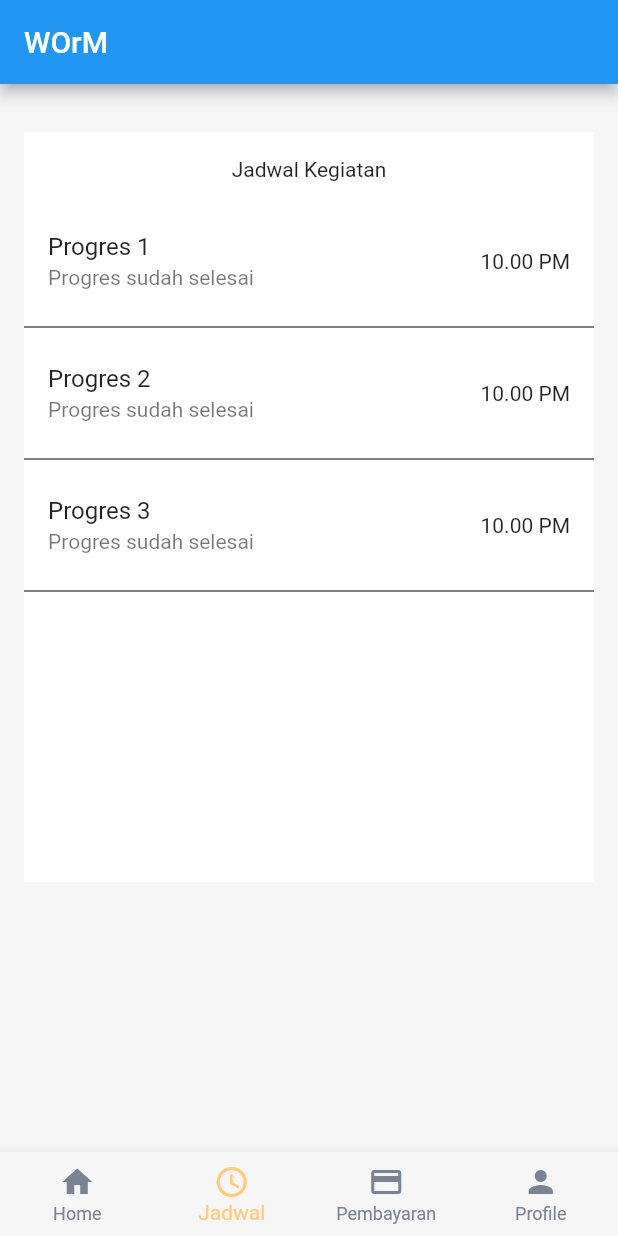
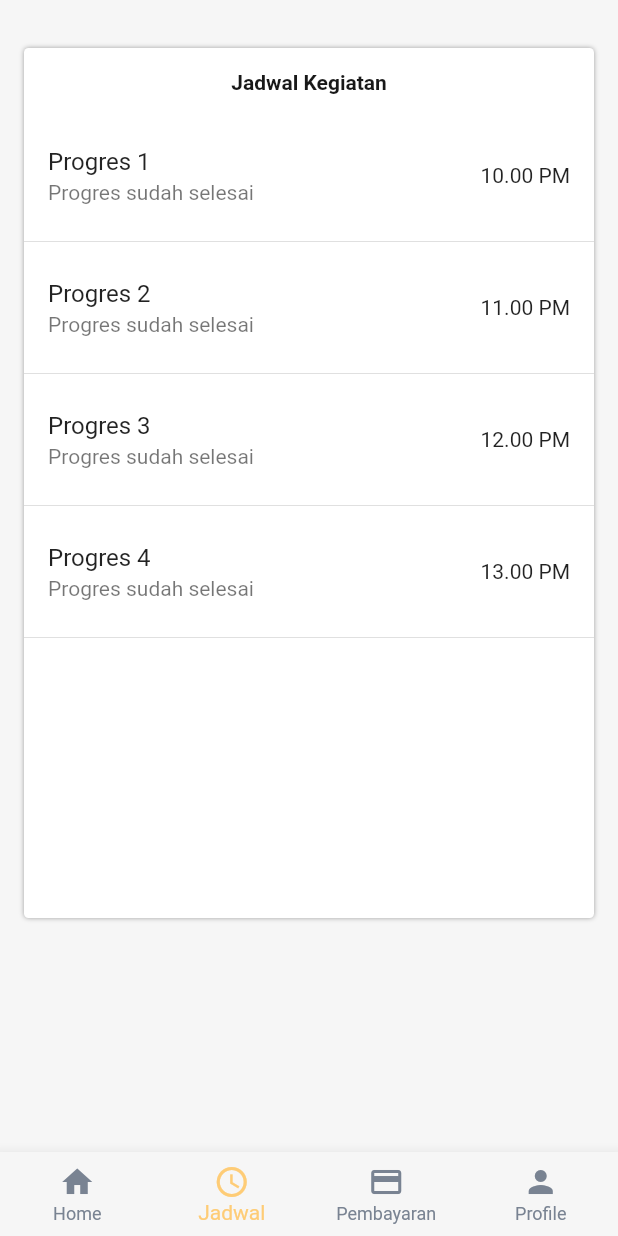
Before and after one commit to AfnanAmiludin/worm, a Flutter app: the screen it shows after launch, item 2 of the bottom bar chosen, on a phone screen of 412 x 824 dp. Run offline on Flutter 3.47's test engine with Material 2 defaults, Android fonts, the phone set to English and light mode, and no system bars; our stand-ins replace convex_bottom_bar; missing offline and left inert: slide_digital_clock; Roboto replaces fonts that are missing (Poppins).

Commit message:
jadwal-shadow

```diff
--- a/lib/page/jadwalPage.dart
+++ b/lib/page/jadwalPage.dart
@@ -13,65 +13,129 @@ class _jadwalPageState extends State<jadwalPage> {
   Widget build(BuildContext context) {
     // final args = ModalRoute.of(context)!.settings.arguments as int;
     return Scaffold(
-      appBar: AppBar(
-        title: Text("WOrM"),
-      ),
-      body: ListView(children: <Widget> [
-        Padding(padding: const EdgeInsets.all(16.0)),
+      body: Column(children: <Widget>[
+        const Padding(padding: EdgeInsets.all(16.0)),
         Container(
-          margin: EdgeInsets.only(right: 16, left: 16),
-          height: 50,
-
-          color: Colors.white,
-          alignment: Alignment.center,
-          child: Text("Jadwal Kegiatan"),
-
-        ),
-        Container(
-          margin: EdgeInsets.only(right: 16, left: 16, bottom: 16),
-          height: 450,
-          color: Colors.white,
+          margin: const EdgeInsets.only(right: 16, left: 16),
+          height: 580,
+          decoration: BoxDecoration(
+            color: Colors.white,
+            borderRadius: BorderRadius.circular(3),
+            // ignore: prefer_const_literals_to_create_immutables
+            boxShadow: [
+              const BoxShadow(
+                color: Colors.grey,
+                blurRadius: 2,
+                offset: Offset(0, 0), // Shadow position
+              ),
+            ],
+          ),
           child: ListView(
-            children: const [
-              ListTile(
+            children: <Widget>[
+              Container(
+                margin: const EdgeInsets.only(top: 15, bottom: 18),
+                alignment: Alignment.center,
+                child: const Text(
+                  "Jadwal Kegiatan",
+                  style: TextStyle(
+                    color: Color.fromARGB(255, 24, 24, 24),
+                    fontWeight: FontWeight.bold,
+                  ),
+                ),
+              ),
+              const ListTile(
                 title: Text("Progres 1"),
                 subtitle: Text(
                   "Progres sudah selesai",
-                  maxLines: 2,
-                  overflow: TextOverflow.ellipsis,
                 ),
                 trailing: Text("10.00 PM"),
               ),
-              Divider(
-                color: Colors.black,
-              ),
-              ListTile(
+              const Divider(),
+
+              const ListTile(
                 title: Text("Progres 2"),
                 subtitle: Text(
                   "Progres sudah selesai",
-                  maxLines: 2,
-                  overflow: TextOverflow.ellipsis,
                 ),
-                trailing: Text("10.00 PM"),
+                trailing: Text("11.00 PM"),
               ),
-              Divider(
-                color: Colors.black,
-              ),
-              ListTile(
+              const Divider(),
+
+              const ListTile(
                 title: Text("Progres 3"),
                 subtitle: Text(
                   "Progres sudah selesai",
-                  maxLines: 2,
-                  overflow: TextOverflow.ellipsis,
                 ),
-                trailing: Text("10.00 PM"),
+                trailing: Text("12.00 PM"),
               ),
-              Divider(
-                color: Colors.black,
+              const Divider(),
+
+              const ListTile(
+                title: Text("Progres 4"),
+                subtitle: Text(
+                  "Progres sudah selesai",
+                ),
+                trailing: Text("13.00 PM"),
               ),
+              const Divider(),
             ],
           ),
         ),
+
+        // Container(
+        //   margin: const EdgeInsets.only(right: 16, left: 16),
+        //   height: 50,
+
+        //   color: Colors.white,
+        //   alignment: Alignment.center,
+        //   child: const Text("Jadwal Kegiatan"),
+
+        // ),
+        // Container(
+        //   margin: const EdgeInsets.only(right: 16, left: 16, bottom: 16),
+        //   height: 450,
+        //   color: Colors.white,
+        //   child: ListView(
+        //     children: const [
+        //       ListTile(
+        //         title: Text("Progres 1"),
+        //         subtitle: Text(
+        //           "Progres sudah selesai",
+        //           maxLines: 2,
+        //           overflow: TextOverflow.ellipsis,
+        //         ),
+        //         trailing: Text("10.00 PM"),
+        //       ),
+        //       Divider(
+        //         color: Colors.grey,
+        //       ),
+        //       ListTile(
+        //         title: Text("Progres 2"),
+        //         subtitle: Text(
+        //           "Progres sudah selesai",
+        //           maxLines: 2,
+        //           overflow: TextOverflow.ellipsis,
+        //         ),
+        //         trailing: Text("10.00 PM"),
+        //       ),
+        //       Divider(
+        //         color: Colors.grey,
+        //       ),
+        //       ListTile(
+        //         title: Text("Progres 3"),
+        //         subtitle: Text(
+        //           "Progres sudah selesai",
+        //           maxLines: 2,
+        //           overflow: TextOverflow.ellipsis,
+        //         ),
+        //         trailing: Text("10.00 PM"),
+        //       ),
+        //       Divider(
+        //         color: Colors.grey,
+        //       ),
+        //     ],
+        //   ),
+        // ),
       ]),
       // bottomNavigationBar: const navbar(),
     );
```
